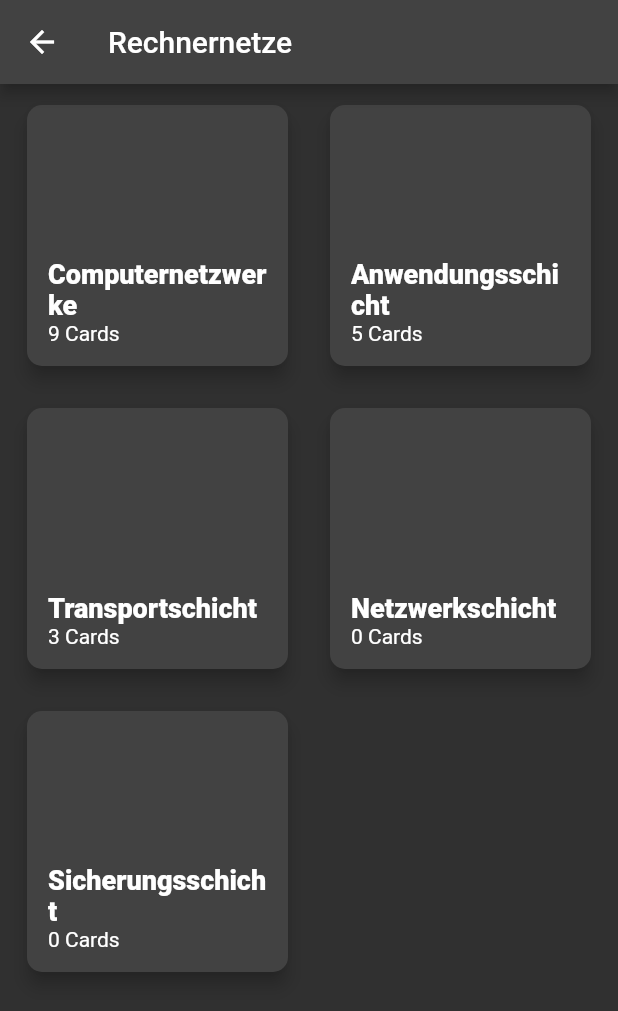
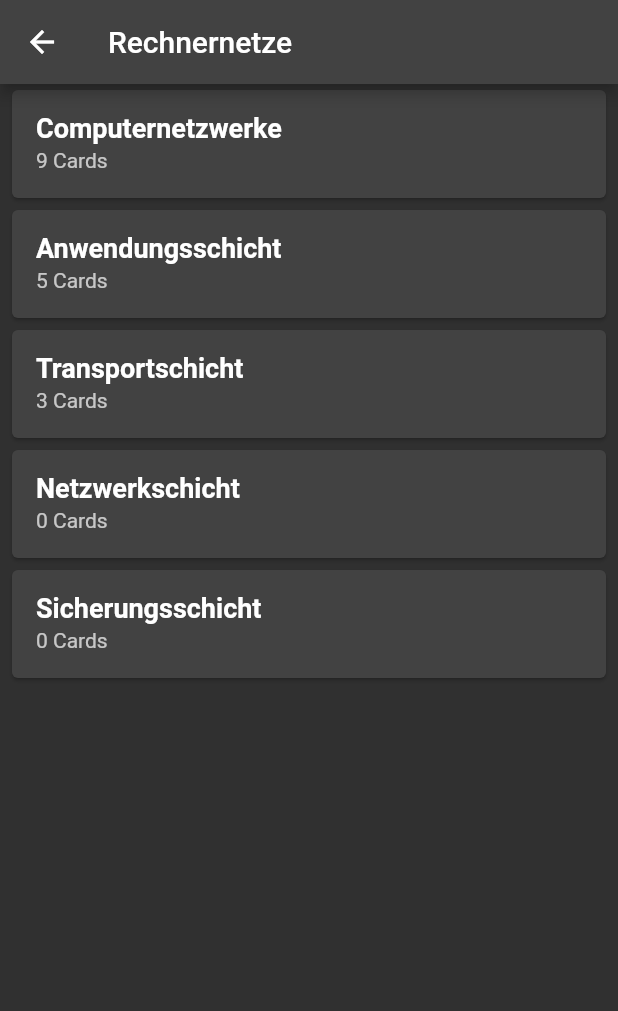
Before and after one commit to niklasschloegel/vocab-trainer, a Flutter app: the screen it shows after launch, after a tap on "Rechnernetze", on a phone screen of 412 x 824 dp. Shown: the top 1011 px of the screen. Run offline on Flutter 3.47's test engine with Material 2 defaults, Android fonts, the phone set to English and light mode, and no system bars; our stand-ins replace carousel_slider, pie_chart.

Commit message:
improving overview screen for dynamic font size

```diff
--- a/lib/widgets/category_lesson_collection_view.dart
+++ b/lib/widgets/category_lesson_collection_view.dart
@@ -1,4 +1,6 @@
 import 'package:flutter/material.dart';
+import 'package:vocab_trainer/utils/device_size.dart';
+import 'package:vocab_trainer/widgets/widgets.dart';
 
 import 'custom_grid_view.dart';
 import 'menu_card.dart';
@@ -11,7 +13,20 @@ class CategoryLessonCollectionView extends StatelessWidget {
 
   @override
   Widget build(BuildContext context) {
-    return CustomGridView(
+    var _mediaQuery = MediaQuery.of(context);
+    var _shortestSide = _mediaQuery.size.shortestSide;
+    var _fontScale = _mediaQuery.textScaleFactor;
+    bool _showGrid() {
+      if (_shortestSide < DeviceSize.m) return false;
+      if (_shortestSide < DeviceSize.xl && _fontScale > 1.5) return false;
+      return true;
+    }
+
+    print("shortestSide: $_shortestSide fontScale: $_fontScale");
+    //TODO: ListView if condition
+    //TODO: Kopplung überprüfen
+    return _showGrid()
+        ? CustomGridView(
             itemBuilder: (ctx, index) {
               final menuItem = menuItems[index];
               return MenuCard(
@@ -22,6 +37,28 @@ class CategoryLessonCollectionView extends StatelessWidget {
               );
             },
             itemCount: menuItems.length,
+          )
+        : ResponsiveContainer(
+            child: ListView.builder(
+              itemBuilder: (ctx, index) {
+                final menuItem = menuItems[index];
+                return Card(
+                  child: ListTile(
+                    key: ValueKey(menuItem.id),
+                    title: Text(
+                      menuItem.title,
+                      style: TextStyle(
+                        fontWeight: FontWeight.w700,
+                        fontSize: 18,
+                      ),
+                    ),
+                    subtitle: Text(menuItem.description),
+                    onTap: () => menuItem.navigate(ctx),
+                  ),
+                );
+              },
+              itemCount: menuItems.length,
+            ),
           );
   }
 }
--- a/lib/widgets/custom_grid_view.dart
+++ b/lib/widgets/custom_grid_view.dart
@@ -16,9 +16,11 @@ class CustomGridView extends StatelessWidget {
   @override
   Widget build(BuildContext context) {
     var _mediaQuery = MediaQuery.of(context);
+    var _fontScale = _mediaQuery.textScaleFactor;
     var _width = _mediaQuery.size.width;
     var _containerWidth = min(DeviceSize.xxl, _width);
-    var _gridCount = max(1, (_containerWidth ~/ 190).round());
+    var _gridCount =
+        max(1, (_containerWidth ~/ (190 / (_fontScale / 1.7))).round());
 
     return ResponsiveContainer(
       child: GridView.builder(
--- a/lib/widgets/menu_card.dart
+++ b/lib/widgets/menu_card.dart
@@ -32,7 +32,7 @@ class MenuCard extends StatelessWidget {
             children: [
               Text(
                 title,
-                maxLines: 3,
+                maxLines: 6,
                 overflow: TextOverflow.ellipsis,
                 style: TextStyle(
                   fontWeight: FontWeight.w800,
```
Lines whose indentation alone changed are shown as unchanged.
